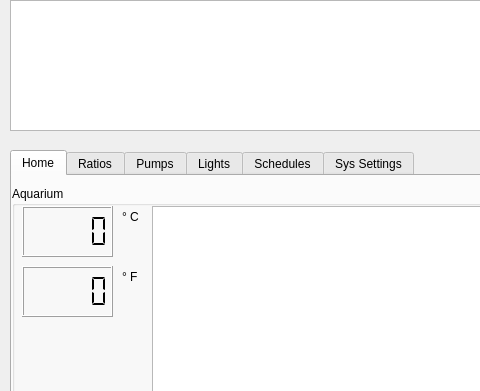
Old version of the form Client/form.ui in the repository trippyt/QTAquarium; both pictures show x 0 to 480 and y 0 to 391 of the 896 by 588 pixel window.
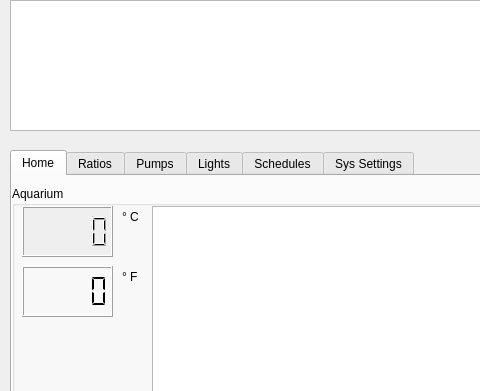
New version of the form. Custom widgets are drawn as their Qt base class.

Patch:
```diff
--- a/Client/form.ui
+++ b/Client/form.ui
@@ -70,6 +70,9 @@
      <height>431</height>
     </rect>
    </property>
+   <property name="tabPosition">
+    <enum>QTabWidget::North</enum>
+   </property>
    <property name="currentIndex">
     <number>0</number>
    </property>
@@ -98,8 +101,11 @@
         <height>51</height>
        </rect>
       </property>
+      <property name="autoFillBackground">
+       <bool>true</bool>
+      </property>
       <property name="segmentStyle">
-       <enum>QLCDNumber::Flat</enum>
+       <enum>QLCDNumber::Filled</enum>
       </property>
      </widget>
      <widget class="QLabel" name="label_19">
```
Left out of the diff: 2 changed lines with no effect on the pictures.
